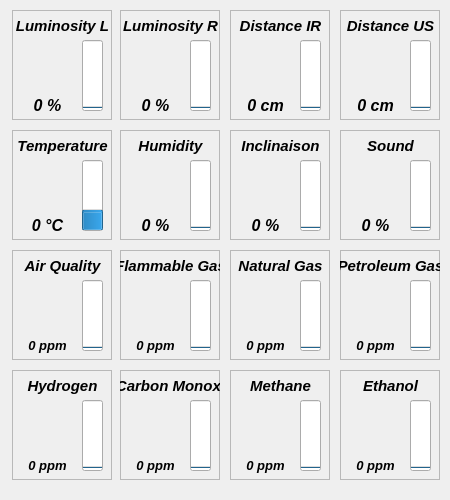
Before: the Qt Designer form interfaces_linux/Dialog_Sensors.ui in CactusTribe/PyRobot, drawn with Qt 5.
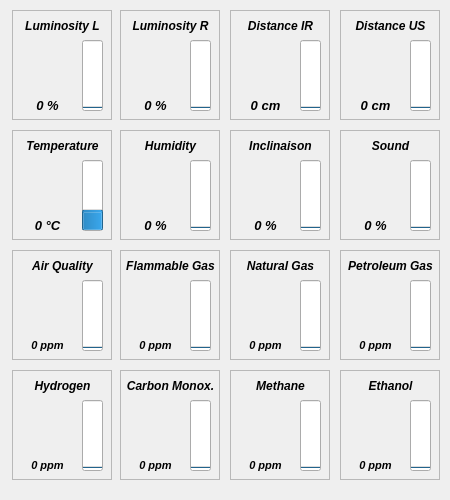
After: the same form once the commit is applied. Icons and pictures are not drawn.

Commit message: Modification des interfaces linux

Diff of the .ui file:
```diff
--- a/interfaces_linux/Dialog_Sensors.ui
+++ b/interfaces_linux/Dialog_Sensors.ui
@@ -69,7 +69,7 @@
     </property>
     <property name="font">
      <font>
-      <pointsize>11</pointsize>
+      <pointsize>9</pointsize>
       <weight>75</weight>
       <italic>true</italic>
       <bold>true</bold>
@@ -94,7 +94,7 @@
     </property>
     <property name="font">
      <font>
-      <pointsize>12</pointsize>
+      <pointsize>10</pointsize>
       <weight>75</weight>
       <italic>true</italic>
       <bold>true</bold>
@@ -199,7 +199,7 @@
     </property>
     <property name="font">
      <font>
-      <pointsize>11</pointsize>
+      <pointsize>9</pointsize>
       <weight>75</weight>
       <italic>true</italic>
       <bold>true</bold>
@@ -224,7 +224,7 @@
     </property>
     <property name="font">
      <font>
-      <pointsize>12</pointsize>
+      <pointsize>10</pointsize>
       <weight>75</weight>
       <italic>true</italic>
       <bold>true</bold>
@@ -329,7 +329,7 @@
     </property>
     <property name="font">
      <font>
-      <pointsize>11</pointsize>
+      <pointsize>9</pointsize>
       <weight>75</weight>
       <italic>true</italic>
       <bold>true</bold>
@@ -354,7 +354,7 @@
     </property>
     <property name="font">
      <font>
-      <pointsize>12</pointsize>
+      <pointsize>10</pointsize>
       <weight>75</weight>
       <italic>true</italic>
       <bold>true</bold>
@@ -462,7 +462,7 @@
     </property>
     <property name="font">
      <font>
-      <pointsize>11</pointsize>
+      <pointsize>9</pointsize>
       <weight>75</weight>
       <italic>true</italic>
       <bold>true</bold>
@@ -487,7 +487,7 @@
     </property>
     <property name="font">
      <font>
-      <pointsize>12</pointsize>
+      <pointsize>10</pointsize>
       <weight>75</weight>
       <italic>true</italic>
       <bold>true</bold>
@@ -604,7 +604,7 @@
     </property>
     <property name="font">
      <font>
-      <pointsize>11</pointsize>
+      <pointsize>9</pointsize>
       <weight>75</weight>
       <italic>true</italic>
       <bold>true</bold>
@@ -629,7 +629,7 @@
     </property>
     <property name="font">
      <font>
-      <pointsize>12</pointsize>
+      <pointsize>10</pointsize>
       <weight>75</weight>
       <italic>true</italic>
       <bold>true</bold>
@@ -737,7 +737,7 @@
     </property>
     <property name="font">
      <font>
-      <pointsize>11</pointsize>
+      <pointsize>9</pointsize>
       <weight>75</weight>
       <italic>true</italic>
       <bold>true</bold>
@@ -762,7 +762,7 @@
     </property>
     <property name="font">
      <font>
-      <pointsize>12</pointsize>
+      <pointsize>10</pointsize>
       <weight>75</weight>
       <italic>true</italic>
       <bold>true</bold>
@@ -876,7 +876,7 @@
     </property>
     <property name="font">
      <font>
-      <pointsize>11</pointsize>
+      <pointsize>9</pointsize>
       <weight>75</weight>
       <italic>true</italic>
       <bold>true</bold>
@@ -901,7 +901,7 @@
     </property>
     <property name="font">
      <font>
-      <pointsize>12</pointsize>
+      <pointsize>10</pointsize>
       <weight>75</weight>
       <italic>true</italic>
       <bold>true</bold>
@@ -1006,7 +1006,7 @@
     </property>
     <property name="font">
      <font>
-      <pointsize>11</pointsize>
+      <pointsize>9</pointsize>
       <weight>75</weight>
       <italic>true</italic>
       <bold>true</bold>
@@ -1031,7 +1031,7 @@
     </property>
     <property name="font">
      <font>
-      <pointsize>12</pointsize>
+      <pointsize>10</pointsize>
       <weight>75</weight>
       <italic>true</italic>
       <bold>true</bold>
@@ -1162,7 +1162,7 @@
     </property>
     <property name="font">
      <font>
-      <pointsize>11</pointsize>
+      <pointsize>9</pointsize>
       <weight>75</weight>
       <italic>true</italic>
       <bold>true</bold>
@@ -1187,7 +1187,7 @@
     </property>
     <property name="font">
      <font>
-      <pointsize>10</pointsize>
+      <pointsize>8</pointsize>
       <weight>75</weight>
       <italic>true</italic>
       <bold>true</bold>
@@ -1315,7 +1315,7 @@
     </property>
     <property name="font">
      <font>
-      <pointsize>11</pointsize>
+      <pointsize>9</pointsize>
       <weight>75</weight>
       <italic>true</italic>
       <bold>true</bold>
@@ -1340,7 +1340,7 @@
     </property>
     <property name="font">
      <font>
-      <pointsize>10</pointsize>
+      <pointsize>8</pointsize>
       <weight>75</weight>
       <italic>true</italic>
       <bold>true</bold>
@@ -1467,7 +1467,7 @@
     </property>
     <property name="font">
      <font>
-      <pointsize>11</pointsize>
+      <pointsize>9</pointsize>
       <weight>75</weight>
       <italic>true</italic>
       <bold>true</bold>
@@ -1492,7 +1492,7 @@
     </property>
     <property name="font">
      <font>
-      <pointsize>10</pointsize>
+      <pointsize>8</pointsize>
       <weight>75</weight>
       <italic>true</italic>
       <bold>true</bold>
@@ -1619,7 +1619,7 @@
     </property>
     <property name="font">
      <font>
-      <pointsize>11</pointsize>
+      <pointsize>9</pointsize>
       <weight>75</weight>
       <italic>true</italic>
       <bold>true</bold>
@@ -1644,7 +1644,7 @@
     </property>
     <property name="font">
      <font>
-      <pointsize>10</pointsize>
+      <pointsize>8</pointsize>
       <weight>75</weight>
       <italic>true</italic>
       <bold>true</bold>
@@ -1771,7 +1771,7 @@
     </property>
     <property name="font">
      <font>
-      <pointsize>11</pointsize>
+      <pointsize>9</pointsize>
       <weight>75</weight>
       <italic>true</italic>
       <bold>true</bold>
@@ -1796,7 +1796,7 @@
     </property>
     <property name="font">
      <font>
-      <pointsize>10</pointsize>
+      <pointsize>8</pointsize>
       <weight>75</weight>
       <italic>true</italic>
       <bold>true</bold>
@@ -1919,7 +1919,7 @@
     </property>
     <property name="font">
      <font>
-      <pointsize>11</pointsize>
+      <pointsize>9</pointsize>
       <weight>75</weight>
       <italic>true</italic>
       <bold>true</bold>
@@ -1944,7 +1944,7 @@
     </property>
     <property name="font">
      <font>
-      <pointsize>10</pointsize>
+      <pointsize>8</pointsize>
       <weight>75</weight>
       <italic>true</italic>
       <bold>true</bold>
@@ -2067,7 +2067,7 @@
     </property>
     <property name="font">
      <font>
-      <pointsize>11</pointsize>
+      <pointsize>9</pointsize>
       <weight>75</weight>
       <italic>true</italic>
       <bold>true</bold>
@@ -2092,7 +2092,7 @@
     </property>
     <property name="font">
      <font>
-      <pointsize>10</pointsize>
+      <pointsize>8</pointsize>
       <weight>75</weight>
       <italic>true</italic>
       <bold>true</bold>
@@ -2215,7 +2215,7 @@
     </property>
     <property name="font">
      <font>
-      <pointsize>11</pointsize>
+      <pointsize>9</pointsize>
       <weight>75</weight>
       <italic>true</italic>
       <bold>true</bold>
@@ -2240,7 +2240,7 @@
     </property>
     <property name="font">
      <font>
-      <pointsize>10</pointsize>
+      <pointsize>8</pointsize>
       <weight>75</weight>
       <italic>true</italic>
       <bold>true</bold>
```
The commit also changes 5 other files.
